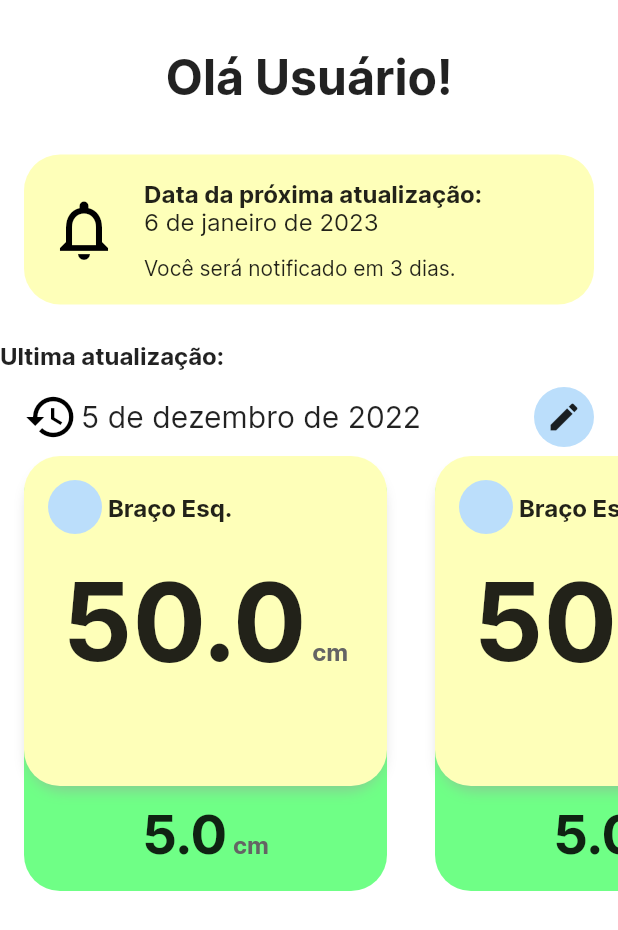
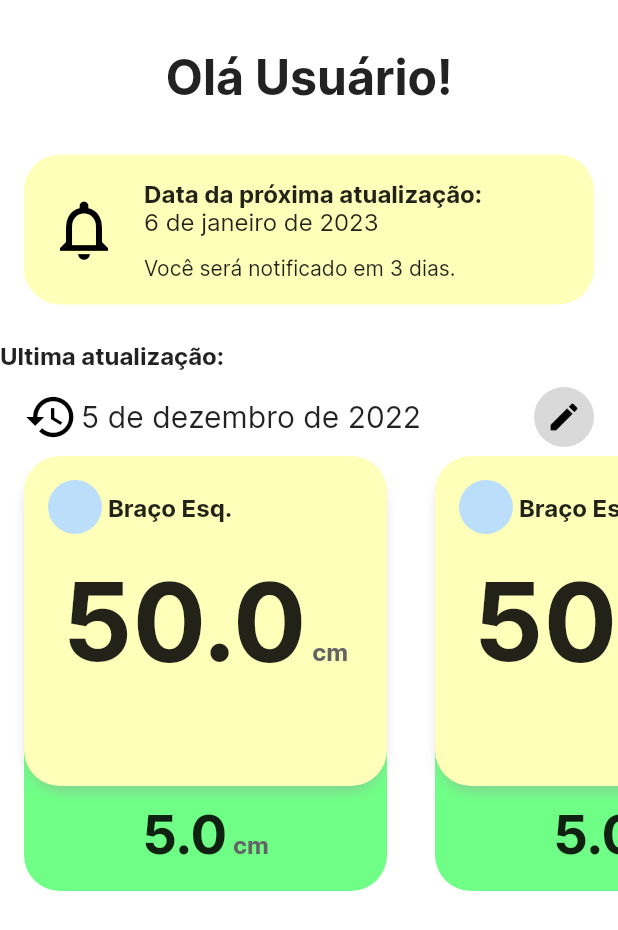
Before and after one commit to RodrigoUchoa001/workout-assistant, a Flutter app: the screen it shows after launch, on a phone screen of 412 x 824 dp. Shown: the top 930 px of the screen. Run offline on Flutter 3.47's test engine with Material 2 defaults, Android fonts, the phone set to English and light mode, and no system bars.

Commit message:
aplicando novas cores

```diff
--- a/lib/widgets/container_de_exibicao_de_ultimas_medidas.dart
+++ b/lib/widgets/container_de_exibicao_de_ultimas_medidas.dart
@@ -27,8 +27,12 @@ class ContainerDeExibicaoDeUltimasMedidas extends StatelessWidget {
                   ),
                 ),
               ),
-              const CircleAvatar(
-                child: Icon(Icons.edit),
+              CircleAvatar(
+                backgroundColor: Theme.of(context).canvasColor,
+                child: Icon(
+                  Icons.edit,
+                  color: Theme.of(context).iconTheme.color,
+                ),
               ),
             ],
           ),
```
